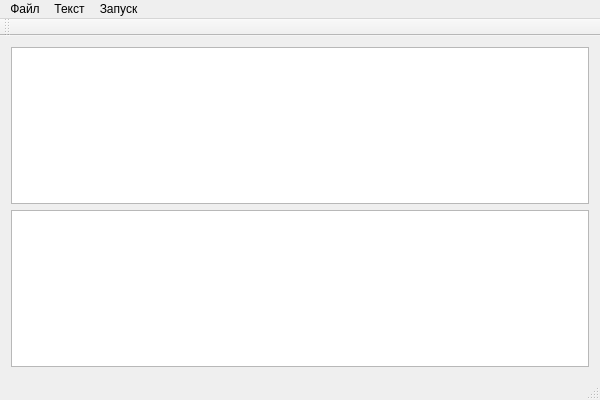
First picture: the form in ParserLab1/ParserLab1.ui, repository Policken66/ParserLab1, before the edit.
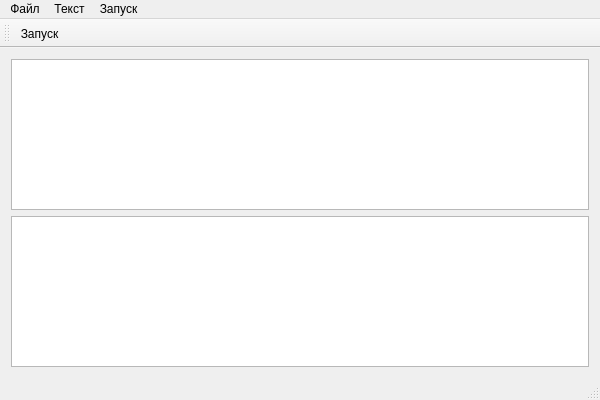
Second picture: the form after the edit.

Diff of the .ui file:
```diff
--- a/ParserLab1/ParserLab1.ui
+++ b/ParserLab1/ParserLab1.ui
@@ -58,8 +58,20 @@
    <attribute name="toolBarBreak">
     <bool>false</bool>
    </attribute>
+   <addaction name="action_start"/>
   </widget>
   <widget class="QStatusBar" name="statusBar"/>
+  <action name="action_start">
+   <property name="text">
+    <string>Запуск</string>
+   </property>
+   <property name="toolTip">
+    <string>Запуск парсера</string>
+   </property>
+   <property name="menuRole">
+    <enum>QAction::MenuRole::NoRole</enum>
+   </property>
+  </action>
  </widget>
  <layoutdefault spacing="6" margin="11"/>
  <resources>
```
